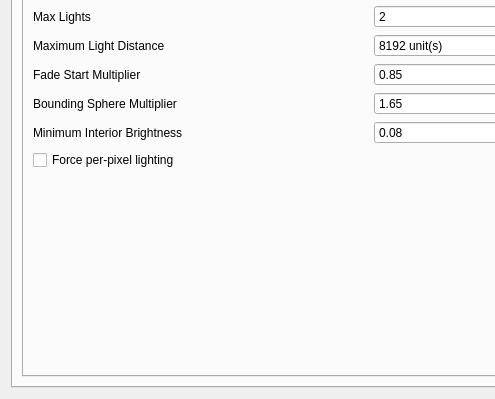
This is apps/launcher/ui/settingspage.ui in sunhawken/openmw as Qt 5 draws it before an edit; both pictures show x 0 to 495 and y 104 to 503 of the 741 by 503 pixel window. The edited form follows.
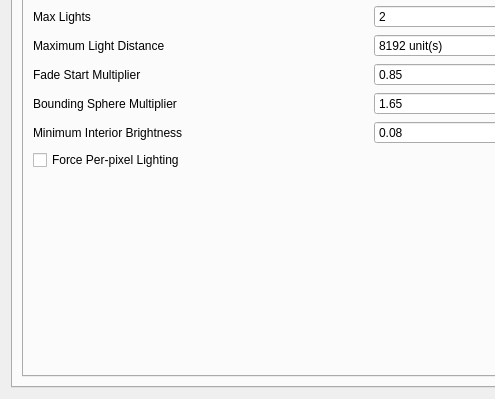
This is the edited form. The open tabs and pages were chosen to show the change.

Commit message: Fixed Label Capitalization

```diff
--- a/apps/launcher/ui/settingspage.ui
+++ b/apps/launcher/ui/settingspage.ui
@@ -1118,7 +1118,7 @@
                   <string>&lt;html&gt;&lt;head/&gt;&lt;body&gt;&lt;p&gt;Force the use of per pixel lighting. By default, only bump and normal mapped objects use per-pixel lighting. Only affects objects drawn with shaders. Enabling per-pixel lighting results in visual differences to the original MW engine as certain lights in Morrowind rely on vertex lighting to look as intended. Note that groundcover shaders and particle effects ignore this setting.&lt;/p&gt;&lt;/body&gt;&lt;/html&gt;</string>
                  </property>
                  <property name="text">
-                  <string>Force per-pixel lighting</string>
+                  <string>Force Per-pixel Lighting</string>
                  </property>
                 </widget>
                </item>
```
The commit also changes 4 other files.
